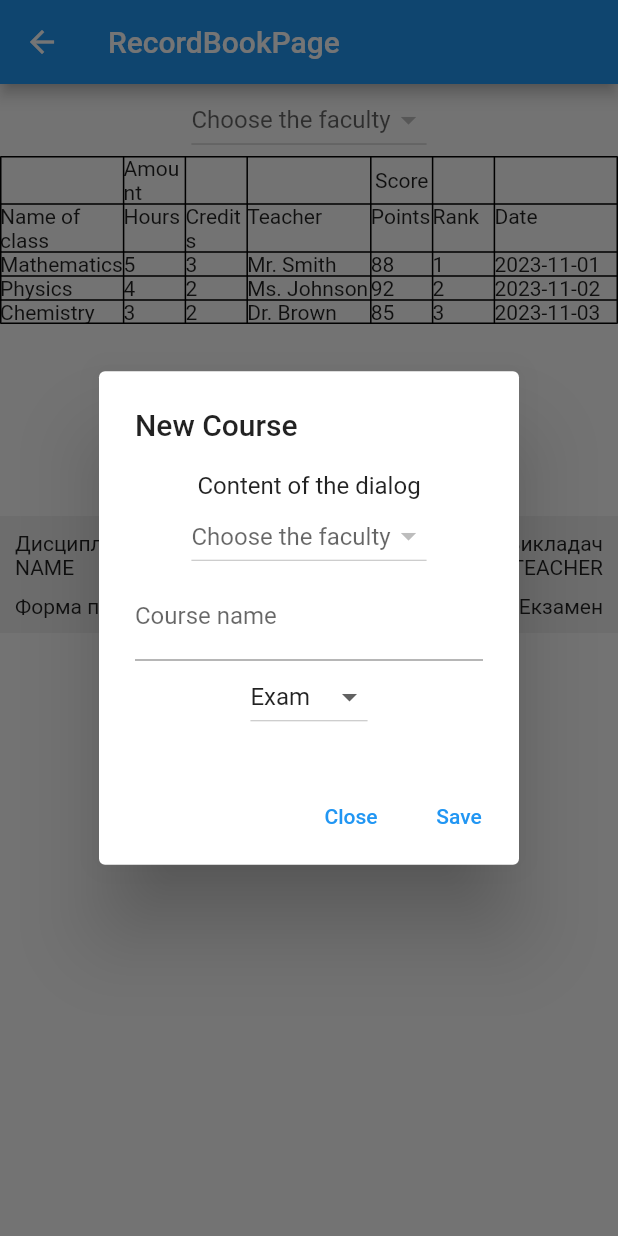
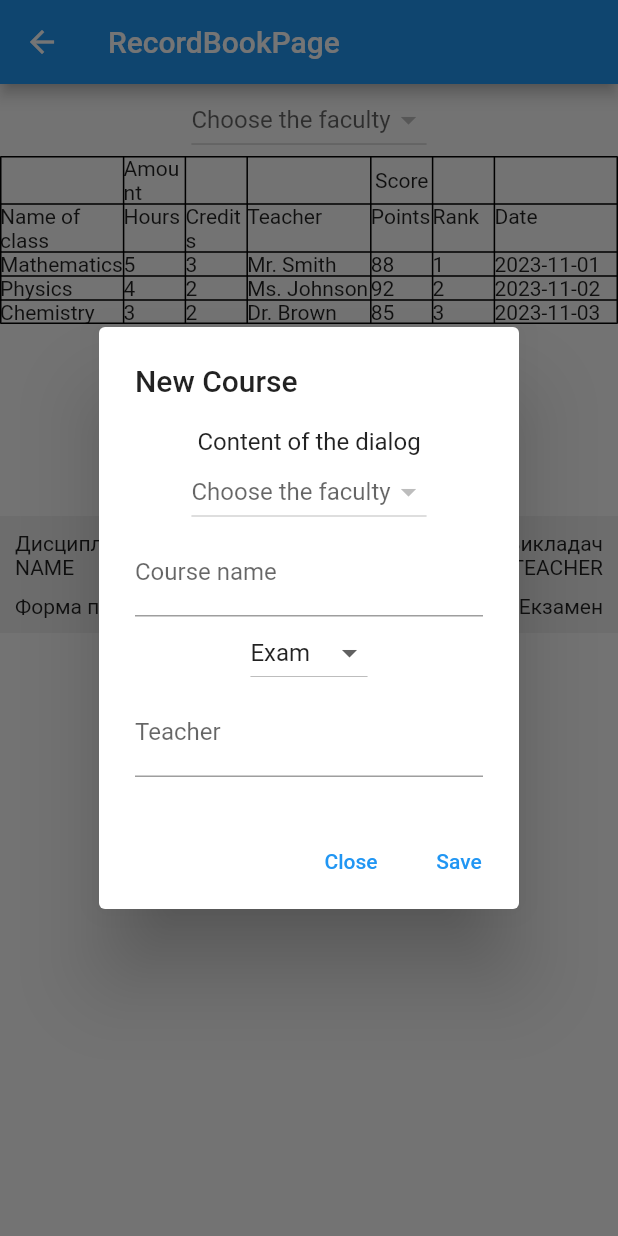
Before and after one commit to chern-kp/student_app_KPNU, a Flutter app: the RecordBookPage screen opened directly, after a tap on "Add Scores", on a phone screen of 412 x 824 dp. Run offline on Flutter 3.47's test engine with Material 2 defaults, Android fonts, the phone set to English and light mode, and no system bars; our stand-ins replace cloud_firestore, firebase_auth, firebase_core; accounts and stored records are empty; network calls fail.

Commit message:
new_course improvements

```diff
--- a/lib/class/course_class.dart
+++ b/lib/class/course_class.dart
@@ -10,6 +10,7 @@ class Course {
   num? hoursOverallTotalField;
   num? creditsOverallTotalField;
   String? scoringTypeField;
+  String? recordBookTeacherField;
 
   Course({
     this.nameField,
@@ -21,6 +22,7 @@ class Course {
     this.hoursIndividualTotalField,
     this.hoursOverallTotalField,
     this.scoringTypeField,
+    this.recordBookTeacherField,
   }) {
     hoursLectionsField = hoursLectionsField ?? 0;
     hoursPracticesField = hoursPracticesField ?? 0;
@@ -32,6 +34,7 @@ class Course {
     hoursOverallTotalField = calculateTotalHoursOverall();
     creditsOverallTotalField = calculateTotalCredits();
     scoringTypeField = scoringTypeField ?? 'Залік';
+    recordBookTeacherField = recordBookTeacherField ?? '';
   }
 
   void recalculateTotals() {
@@ -72,6 +75,7 @@ class Course {
       'Hours Overall Total': hoursOverallTotalField,
       'Credits Overall Total': creditsOverallTotalField,
       'Scoring Type': scoringTypeField,
+      '(Record Book) Teacher': recordBookTeacherField,
     };
   }
 
@@ -87,5 +91,6 @@ class Course {
     hoursOverallTotalField = json['Hours Overall Total'];
     creditsOverallTotalField = json['Credits Overall Total'];
     scoringTypeField = json['Scoring Type'];
+    recordBookTeacherField = json['(Record Book) Teacher'];
   }
 }
--- a/lib/pages/new_course_dialog.dart
+++ b/lib/pages/new_course_dialog.dart
@@ -41,6 +41,8 @@ class _NewCourseDialogState extends State<NewCourseDialog> {
       creditsOverallTotalFieldController.text =
           widget.course!.creditsOverallTotalField.toString();
       scoringTypeController.text = widget.course!.scoringTypeField.toString();
+      recordBookTeacherController.text =
+          widget.course!.recordBookTeacherField.toString();
     } else {
       scoringTypeController.text = 'Exam';
     }
@@ -58,6 +60,7 @@ class _NewCourseDialogState extends State<NewCourseDialog> {
   final hoursOverallTotalFieldController = TextEditingController();
   final creditsOverallTotalFieldController = TextEditingController();
   final scoringTypeController = TextEditingController();
+  final recordBookTeacherController = TextEditingController();
 
   String? selectedSemesterPage;
   late Future<String> selectedSemester =
@@ -81,6 +84,7 @@ class _NewCourseDialogState extends State<NewCourseDialog> {
             hoursIndividualTotalField:
                 int.tryParse(hoursIndividualTotalFieldController.text) ?? 0,
             scoringTypeField: scoringTypeController.text,
+            recordBookTeacherField: recordBookTeacherController.text,
             //todo error checks
           );
           // ...and here send it to database method:
@@ -164,6 +168,16 @@ class _NewCourseDialogState extends State<NewCourseDialog> {
     );
   }
 
+  Widget _recordBookFields() {
+    return Column(children: <Widget>[
+      TextField(
+          controller: recordBookTeacherController,
+          decoration: InputDecoration(
+            labelText: 'Teacher',
+          ))
+    ]);
+  }
+
   @override
   Widget build(BuildContext context) {
     return AlertDialog(
@@ -209,6 +223,10 @@ class _NewCourseDialogState extends State<NewCourseDialog> {
                 );
               }).toList(),
             ),
+            Visibility(
+              visible: widget.isRecordBook,
+              child: _recordBookFields(),
+            )
           ],
         ),
       ),
```
